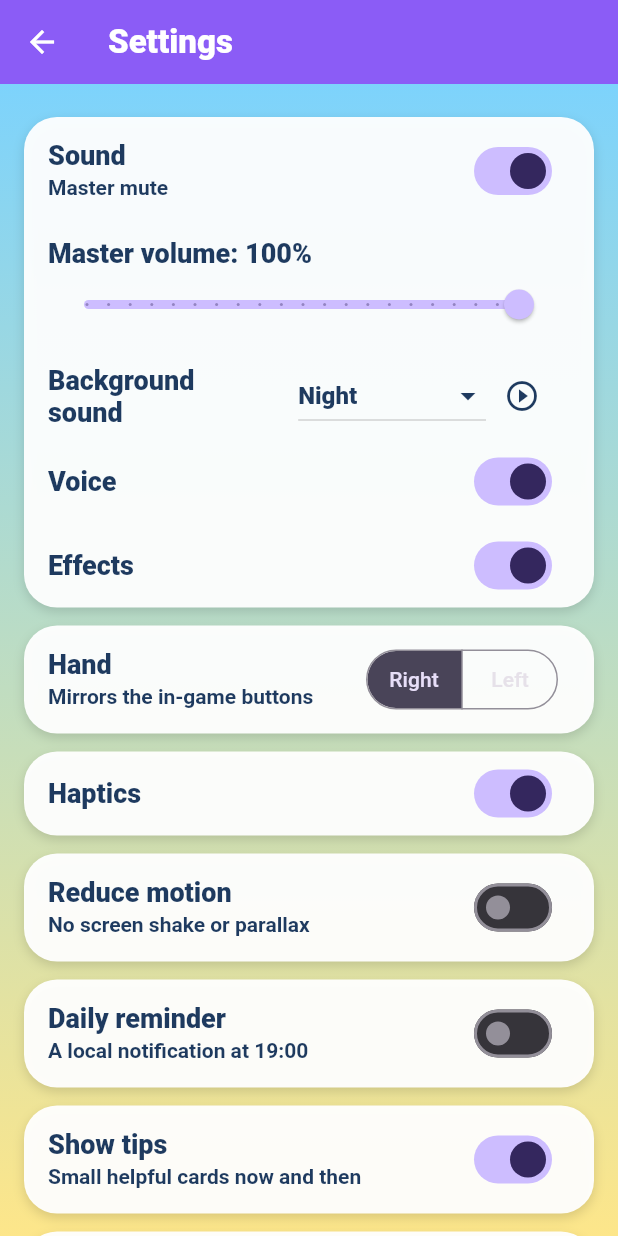
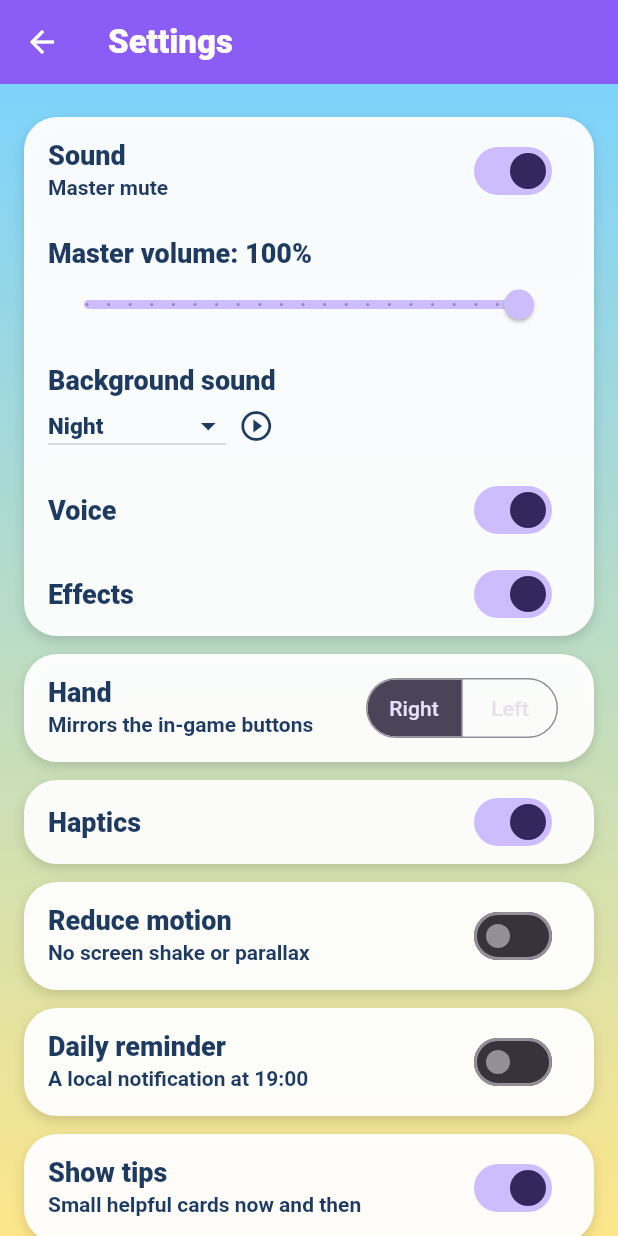
Before and after one commit to ya-spark/game-wingy, a Flutter app: the SettingsScreen screen opened by its route, on a phone screen of 412 x 824 dp. Run offline on Flutter 3.47's test engine with Material 3 defaults, Android fonts, the phone set to English and light mode, and no system bars; our stand-ins replace audioplayers, flutter_local_notifications, flutter_timezone, google_mobile_ads, in_app_purchase, share_plus and 3 more; missing offline and left inert: flame, games_services; accounts and stored records are empty; statements that could not run were skipped.

Commit message:
Fix CI: settings sound row layout, autosave test uses a surviving run
Co-Authored-By: Claude Sonnet 5.5 <noreply@anthropic.com>
Claude-Session: https://claude.ai/code/session_014hcsgEx7aiXCyC9fZGXYot

```diff
--- a/lib/ui/settings_screen.dart
+++ b/lib/ui/settings_screen.dart
@@ -230,18 +230,18 @@ class _AmbienceRowState extends State<_AmbienceRow> {
     final data = widget.profile.data;
     // Ink text on the white panel: the dark app theme would otherwise paint it light.
     const style = TextStyle(
-      fontSize: 16,
+      fontSize: 15,
       fontWeight: FontWeight.w800,
       color: KidColors.ink,
     );
     return ListTile(
       title: const Text('Background sound'),
-      trailing: Row(
-        mainAxisSize: MainAxisSize.min,
+      subtitle: Row(
         children: [
           DropdownButton<String>(
             key: TestIds.settingsAmbience,
             value: data.ambience,
+            isDense: true,
             style: style,
             dropdownColor: Colors.white,
             iconEnabledColor: KidColors.ink,
@@ -265,6 +265,7 @@ class _AmbienceRowState extends State<_AmbienceRow> {
           IconButton(
             key: TestIds.settingsAmbiencePreview,
             tooltip: 'Preview',
+            visualDensity: VisualDensity.compact,
             color: KidColors.ink,
             icon: Icon(
               _preview.playing == data.ambience
```
Also changed, not shown: 1 other file.
